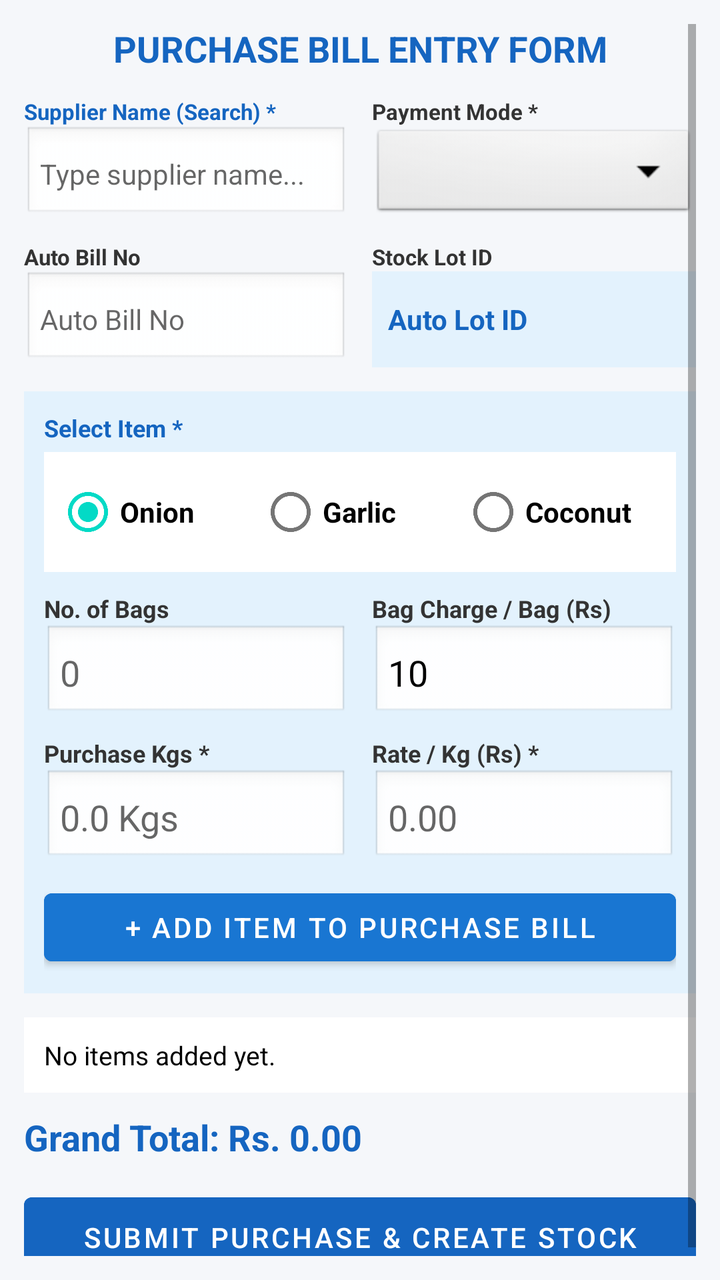
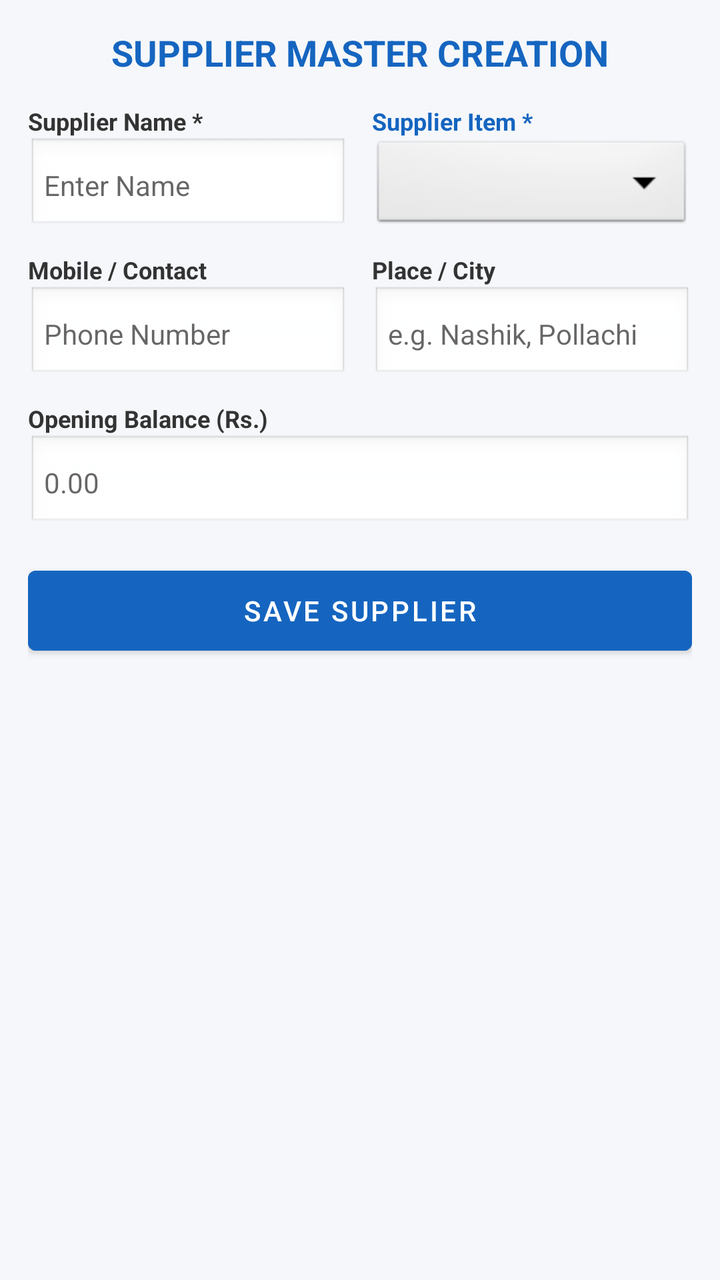

The first picture is an Android layout as it rendered before a commit; the second is the same layout after the commit. The layout source and the unified diff follow.
<!-- AndroidManifest.xml: application theme Theme.MaterialComponents.DayNight.DarkActionBar -->
<!-- res/layout/activity_purchase.xml -->
<?xml version="1.0" encoding="utf-8"?>
<ScrollView xmlns:android="http://schemas.android.com/apk/res/android"
    android:layout_width="match_parent"
    android:layout_height="match_parent"
    android:background="#F5F7FA"
    android:padding="12dp">

    <LinearLayout
        android:layout_width="match_parent"
        android:layout_height="wrap_content"
        android:orientation="vertical">

        <TextView
            android:layout_width="match_parent"
            android:layout_height="wrap_content"
            android:text="PURCHASE BILL ENTRY FORM"
            android:textSize="18sp"
            android:textStyle="bold"
            android:textColor="#1565C0"
            android:gravity="center"
            android:layout_marginBottom="12dp" />

        
        <LinearLayout
            android:layout_width="match_parent"
            android:layout_height="wrap_content"
            android:orientation="horizontal"
            android:weightSum="2"
            android:layout_marginBottom="10dp">

            <LinearLayout android:layout_width="0dp" android:layout_height="wrap_content" android:layout_weight="1" android:orientation="vertical" android:layout_marginEnd="6dp">
                <TextView android:layout_width="wrap_content" android:layout_height="wrap_content" android:text="Supplier Name (Search) *" android:textSize="11sp" android:textStyle="bold" android:textColor="#1565C0" />
                <AutoCompleteTextView
                    android:id="@+id/actvSupplier"
                    android:layout_width="match_parent"
                    android:layout_height="48dp"
                    android:hint="Type supplier name..."
                    android:completionThreshold="1"
                    android:textColor="#000000"
                    android:background="@android:drawable/edit_text"
                    android:padding="8dp"
                    android:textSize="14sp" />
            </LinearLayout>

            <LinearLayout android:layout_width="0dp" android:layout_height="wrap_content" android:layout_weight="1" android:orientation="vertical" android:layout_marginStart="6dp">
                <TextView android:layout_width="wrap_content" android:layout_height="wrap_content" android:text="Payment Mode *" android:textSize="11sp" android:textStyle="bold" android:textColor="#333333" />
                <Spinner
                    android:id="@+id/spPayMode"
                    android:layout_width="match_parent"
                    android:layout_height="48dp"
                    android:spinnerMode="dialog"
                    android:background="@android:drawable/btn_dropdown" />
            </LinearLayout>
        </LinearLayout>

        
        <LinearLayout
            android:layout_width="match_parent"
            android:layout_height="wrap_content"
            android:orientation="horizontal"
            android:weightSum="2"
            android:layout_marginBottom="12dp">

            <LinearLayout android:layout_width="0dp" android:layout_height="wrap_content" android:layout_weight="1" android:orientation="vertical" android:layout_marginEnd="6dp">
                <TextView android:layout_width="wrap_content" android:layout_height="wrap_content" android:text="Auto Bill No" android:textSize="11sp" android:textStyle="bold" android:textColor="#333333" />
                <EditText android:id="@+id/etBillNo" android:layout_width="match_parent" android:layout_height="48dp" android:hint="Auto Bill No" android:textColor="#000000" android:background="@android:drawable/edit_text" android:padding="8dp" android:textSize="14sp" />
            </LinearLayout>

            <LinearLayout android:layout_width="0dp" android:layout_height="wrap_content" android:layout_weight="1" android:orientation="vertical" android:layout_marginStart="6dp">
                <TextView android:layout_width="wrap_content" android:layout_height="wrap_content" android:text="Stock Lot ID" android:textSize="11sp" android:textStyle="bold" android:textColor="#333333" />
                <TextView android:id="@+id/tvGeneratedBatchId" android:layout_width="match_parent" android:layout_height="48dp" android:text="Auto Lot ID" android:gravity="center_vertical" android:background="#E3F2FD" android:textColor="#1565C0" android:textStyle="bold" android:padding="8dp" />
            </LinearLayout>
        </LinearLayout>

        
        <LinearLayout
            android:layout_width="match_parent"
            android:layout_height="wrap_content"
            android:orientation="vertical"
            android:background="#E3F2FD"
            android:padding="10dp"
            android:layout_marginBottom="12dp">

            <TextView android:layout_width="wrap_content" android:layout_height="wrap_content" android:text="Select Item *" android:textSize="12sp" android:textStyle="bold" android:textColor="#1565C0" android:layout_marginBottom="4dp" />

            <RadioGroup
                android:id="@+id/rgPurchaseItem"
                android:layout_width="match_parent"
                android:layout_height="wrap_content"
                android:orientation="horizontal"
                android:background="#FFFFFF"
                android:padding="6dp"
                android:layout_marginBottom="10dp">

                <RadioButton android:id="@+id/rbPurOnion" android:layout_width="0dp" android:layout_height="wrap_content" android:layout_weight="1" android:text="Onion" android:textColor="#000000" android:textStyle="bold" android:checked="true" />
                <RadioButton android:id="@+id/rbPurGarlic" android:layout_width="0dp" android:layout_height="wrap_content" android:layout_weight="1" android:text="Garlic" android:textColor="#000000" android:textStyle="bold" />
                <RadioButton android:id="@+id/rbPurCoconut" android:layout_width="0dp" android:layout_height="wrap_content" android:layout_weight="1" android:text="Coconut" android:textColor="#000000" android:textStyle="bold" />
            </RadioGroup>

            
            <LinearLayout
                android:id="@+id/layoutOnionFields"
                android:layout_width="match_parent"
                android:layout_height="wrap_content"
                android:orientation="horizontal"
                android:weightSum="2"
                android:layout_marginBottom="8dp">

                <LinearLayout android:layout_width="0dp" android:layout_height="wrap_content" android:layout_weight="1" android:orientation="vertical" android:layout_marginEnd="6dp">
                    <TextView android:layout_width="wrap_content" android:layout_height="wrap_content" android:text="No. of Bags" android:textSize="12sp" android:textStyle="bold" android:textColor="#333333" />
                    <EditText android:id="@+id/etBags" android:layout_width="match_parent" android:layout_height="48dp" android:hint="0" android:textColor="#000000" android:inputType="number" android:background="@android:drawable/edit_text" android:padding="8dp" />
                </LinearLayout>

                <LinearLayout android:layout_width="0dp" android:layout_height="wrap_content" android:layout_weight="1" android:orientation="vertical" android:layout_marginStart="6dp">
                    <TextView android:layout_width="wrap_content" android:layout_height="wrap_content" android:text="Bag Charge / Bag (Rs)" android:textSize="12sp" android:textStyle="bold" android:textColor="#333333" />
                    <EditText android:id="@+id/etBagRate" android:layout_width="match_parent" android:layout_height="48dp" android:text="10" android:textColor="#000000" android:inputType="numberDecimal" android:background="@android:drawable/edit_text" android:padding="8dp" />
                </LinearLayout>
            </LinearLayout>

            
            <LinearLayout
                android:layout_width="match_parent"
                android:layout_height="wrap_content"
                android:orientation="horizontal"
                android:weightSum="2"
                android:layout_marginBottom="8dp">

                <LinearLayout android:layout_width="0dp" android:layout_height="wrap_content" android:layout_weight="1" android:orientation="vertical" android:layout_marginEnd="6dp">
                    <TextView android:layout_width="wrap_content" android:layout_height="wrap_content" android:text="Purchase Kgs *" android:textSize="12sp" android:textStyle="bold" android:textColor="#333333" />
                    <EditText android:id="@+id/etNetKgs" android:layout_width="match_parent" android:layout_height="48dp" android:hint="0.0 Kgs" android:textColor="#000000" android:inputType="numberDecimal" android:background="@android:drawable/edit_text" android:padding="8dp" />
                </LinearLayout>

                <LinearLayout android:layout_width="0dp" android:layout_height="wrap_content" android:layout_weight="1" android:orientation="vertical" android:layout_marginStart="6dp">
                    <TextView android:layout_width="wrap_content" android:layout_height="wrap_content" android:text="Rate / Kg (Rs) *" android:textSize="12sp" android:textStyle="bold" android:textColor="#333333" />
                    <EditText android:id="@+id/etRatePerKg" android:layout_width="match_parent" android:layout_height="48dp" android:hint="0.00" android:textColor="#000000" android:inputType="numberDecimal" android:background="@android:drawable/edit_text" android:padding="8dp" />
                </LinearLayout>
            </LinearLayout>

            
            <LinearLayout
                android:id="@+id/layoutCoconutFields"
                android:layout_width="match_parent"
                android:layout_height="wrap_content"
                android:orientation="horizontal"
                android:weightSum="2"
                android:visibility="gone"
                android:layout_marginBottom="10dp">

                <LinearLayout android:layout_width="0dp" android:layout_height="wrap_content" android:layout_weight="1" android:orientation="vertical" android:layout_marginEnd="6dp">
                    <TextView android:layout_width="wrap_content" android:layout_height="wrap_content" android:text="Kudumi (3% Auto)" android:textSize="12sp" android:textStyle="bold" android:textColor="#D84315" />
                    <EditText android:id="@+id/etKudumi" android:layout_width="match_parent" android:layout_height="48dp" android:hint="0" android:textColor="#000000" android:inputType="numberDecimal" android:background="@android:drawable/edit_text" android:padding="8dp" />
                </LinearLayout>

                <LinearLayout android:layout_width="0dp" android:layout_height="wrap_content" android:layout_weight="1" android:orientation="vertical" android:layout_marginStart="6dp">
                    <TextView android:layout_width="wrap_content" android:layout_height="wrap_content" android:text="Thadukki" android:textSize="12sp" android:textStyle="bold" android:textColor="#D84315" />
                    <EditText android:id="@+id/etThadukki" android:layout_width="match_parent" android:layout_height="48dp" android:hint="0" android:textColor="#000000" android:inputType="numberDecimal" android:background="@android:drawable/edit_text" android:padding="8dp" />
                </LinearLayout>
            </LinearLayout>

            <Button android:id="@+id/btnAddItem" android:layout_width="match_parent" android:layout_height="46dp" android:text="+ ADD ITEM TO PURCHASE BILL" android:backgroundTint="#1976D2" android:textColor="#FFFFFF" />
        </LinearLayout>

        <TextView android:id="@+id/tvAddedItemsList" android:layout_width="match_parent" android:layout_height="wrap_content" android:text="No items added yet." android:background="#FFFFFF" android:textColor="#000000" android:padding="10dp" android:textSize="13sp" android:layout_marginBottom="10dp" />
        <TextView android:id="@+id/tvGrandTotal" android:layout_width="match_parent" android:layout_height="wrap_content" android:text="Grand Total: Rs. 0.00" android:textSize="18sp" android:textStyle="bold" android:textColor="#1565C0" android:layout_marginBottom="12dp" />
        <Button android:id="@+id/btnSavePurchase" android:layout_width="match_parent" android:layout_height="52dp" android:text="SUBMIT PURCHASE &amp; CREATE STOCK" android:backgroundTint="#1565C0" android:textColor="#FFFFFF" />

    </LinearLayout>
</ScrollView>
<!-- resources referenced by this layout -->
<resources>

</resources>

<!-- the commit's change to res/layout/activity_purchase.xml (unified diff, before → after) -->
@@ -3,7 +3,7 @@
     android:layout_width="match_parent"
     android:layout_height="match_parent"
     android:background="#F5F7FA"
-    android:padding="12dp">
+    android:padding="14dp">
 
     <LinearLayout
         android:layout_width="match_parent"
@@ -13,12 +13,12 @@
         <TextView
             android:layout_width="match_parent"
             android:layout_height="wrap_content"
-            android:text="PURCHASE BILL ENTRY FORM"
+            android:text="SUPPLIER MASTER CREATION"
             android:textSize="18sp"
             android:textStyle="bold"
             android:textColor="#1565C0"
             android:gravity="center"
-            android:layout_marginBottom="12dp" />
+            android:layout_marginBottom="14dp" />
 
         
         <LinearLayout
@@ -29,23 +29,14 @@
             android:layout_marginBottom="10dp">
 
             <LinearLayout android:layout_width="0dp" android:layout_height="wrap_content" android:layout_weight="1" android:orientation="vertical" android:layout_marginEnd="6dp">
-                <TextView android:layout_width="wrap_content" android:layout_height="wrap_content" android:text="Supplier Name (Search) *" android:textSize="11sp" android:textStyle="bold" android:textColor="#1565C0" />
-                <AutoCompleteTextView
-                    android:id="@+id/actvSupplier"
-                    android:layout_width="match_parent"
-                    android:layout_height="48dp"
-                    android:hint="Type supplier name..."
-                    android:completionThreshold="1"
-                    android:textColor="#000000"
-                    android:background="@android:drawable/edit_text"
-                    android:padding="8dp"
-                    android:textSize="14sp" />
+                <TextView android:layout_width="wrap_content" android:layout_height="wrap_content" android:text="Supplier Name *" android:textSize="12sp" android:textStyle="bold" android:textColor="#333333" />
+                <EditText android:id="@+id/etSupName" android:layout_width="match_parent" android:layout_height="48dp" android:hint="Enter Name" android:textColor="#000000" android:background="@android:drawable/edit_text" android:padding="8dp" android:textSize="14sp" />
             </LinearLayout>
 
             <LinearLayout android:layout_width="0dp" android:layout_height="wrap_content" android:layout_weight="1" android:orientation="vertical" android:layout_marginStart="6dp">
-                <TextView android:layout_width="wrap_content" android:layout_height="wrap_content" android:text="Payment Mode *" android:textSize="11sp" android:textStyle="bold" android:textColor="#333333" />
+                <TextView android:layout_width="wrap_content" android:layout_height="wrap_content" android:text="Supplier Item *" android:textSize="12sp" android:textStyle="bold" android:textColor="#1565C0" />
                 <Spinner
-                    android:id="@+id/spPayMode"
+                    android:id="@+id/spSupItem"
                     android:layout_width="match_parent"
                     android:layout_height="48dp"
                     android:spinnerMode="dialog"
@@ -59,110 +50,30 @@
             android:layout_height="wrap_content"
             android:orientation="horizontal"
             android:weightSum="2"
-            android:layout_marginBottom="12dp">
+            android:layout_marginBottom="10dp">
 
             <LinearLayout android:layout_width="0dp" android:layout_height="wrap_content" android:layout_weight="1" android:orientation="vertical" android:layout_marginEnd="6dp">
-                <TextView android:layout_width="wrap_content" android:layout_height="wrap_content" android:text="Auto Bill No" android:textSize="11sp" android:textStyle="bold" android:textColor="#333333" />
-                <EditText android:id="@+id/etBillNo" android:layout_width="match_parent" android:layout_height="48dp" android:hint="Auto Bill No" android:textColor="#000000" android:background="@android:drawable/edit_text" android:padding="8dp" android:textSize="14sp" />
+                <TextView android:layout_width="wrap_content" android:layout_height="wrap_content" android:text="Mobile / Contact" android:textSize="12sp" android:textStyle="bold" android:textColor="#333333" />
+                <EditText android:id="@+id/etSupContact" android:layout_width="match_parent" android:layout_height="48dp" android:hint="Phone Number" android:inputType="phone" android:textColor="#000000" android:background="@android:drawable/edit_text" android:padding="8dp" android:textSize="14sp" />
             </LinearLayout>
 
             <LinearLayout android:layout_width="0dp" android:layout_height="wrap_content" android:layout_weight="1" android:orientation="vertical" android:layout_marginStart="6dp">
-                <TextView android:layout_width="wrap_content" android:layout_height="wrap_content" android:text="Stock Lot ID" android:textSize="11sp" android:textStyle="bold" android:textColor="#333333" />
-                <TextView android:id="@+id/tvGeneratedBatchId" android:layout_width="match_parent" android:layout_height="48dp" android:text="Auto Lot ID" android:gravity="center_vertical" android:background="#E3F2FD" android:textColor="#1565C0" android:textStyle="bold" android:padding="8dp" />
+                <TextView android:layout_width="wrap_content" android:layout_height="wrap_content" android:text="Place / City" android:textSize="12sp" android:textStyle="bold" android:textColor="#333333" />
+                <EditText android:id="@+id/etSupPlace" android:layout_width="match_parent" android:layout_height="48dp" android:hint="e.g. Nashik, Pollachi" android:textColor="#000000" android:background="@android:drawable/edit_text" android:padding="8dp" android:textSize="14sp" />
             </LinearLayout>
         </LinearLayout>
 
         
-        <LinearLayout
+        <TextView android:layout_width="wrap_content" android:layout_height="wrap_content" android:text="Opening Balance (Rs.)" android:textSize="12sp" android:textStyle="bold" android:textColor="#333333" />
+        <EditText android:id="@+id/etSupOpBal" android:layout_width="match_parent" android:layout_height="48dp" android:hint="0.00" android:inputType="numberDecimal" android:textColor="#000000" android:background="@android:drawable/edit_text" android:padding="8dp" android:textSize="14sp" android:layout_marginBottom="14dp" />
+
+        <Button
+            android:id="@+id/btnSaveSupplier"
             android:layout_width="match_parent"
-            android:layout_height="wrap_content"
-            android:orientation="vertical"
-            android:background="#E3F2FD"
-            android:padding="10dp"
-            android:layout_marginBottom="12dp">
-
-            <TextView android:layout_width="wrap_content" android:layout_height="wrap_content" android:text="Select Item *" android:textSize="12sp" android:textStyle="bold" android:textColor="#1565C0" android:layout_marginBottom="4dp" />
-
-            <RadioGroup
-                android:id="@+id/rgPurchaseItem"
-                android:layout_width="match_parent"
-                android:layout_height="wrap_content"
-                android:orientation="horizontal"
-                android:background="#FFFFFF"
-                android:padding="6dp"
-                android:layout_marginBottom="10dp">
-
-                <RadioButton android:id="@+id/rbPurOnion" android:layout_width="0dp" android:layout_height="wrap_content" android:layout_weight="1" android:text="Onion" android:textColor="#000000" android:textStyle="bold" android:checked="true" />
-                <RadioButton android:id="@+id/rbPurGarlic" android:layout_width="0dp" android:layout_height="wrap_content" android:layout_weight="1" android:text="Garlic" android:textColor="#000000" android:textStyle="bold" />
-                <RadioButton android:id="@+id/rbPurCoconut" android:layout_width="0dp" android:layout_height="wrap_content" android:layout_weight="1" android:text="Coconut" android:textColor="#000000" android:textStyle="bold" />
-            </RadioGroup>
-
-            
-            <LinearLayout
-                android:id="@+id/layoutOnionFields"
-                android:layout_width="match_parent"
-                android:layout_height="wrap_content"
-                android:orientation="horizontal"
-                android:weightSum="2"
-                android:layout_marginBottom="8dp">
-
-                <LinearLayout android:layout_width="0dp" android:layout_height="wrap_content" android:layout_weight="1" android:orientation="vertical" android:layout_marginEnd="6dp">
-                    <TextView android:layout_width="wrap_content" android:layout_height="wrap_content" android:text="No. of Bags" android:textSize="12sp" android:textStyle="bold" android:textColor="#333333" />
-                    <EditText android:id="@+id/etBags" android:layout_width="match_parent" android:layout_height="48dp" android:hint="0" android:textColor="#000000" android:inputType="number" android:background="@android:drawable/edit_text" android:padding="8dp" />
-                </LinearLayout>
-
-                <LinearLayout android:layout_width="0dp" android:layout_height="wrap_content" android:layout_weight="1" android:orientation="vertical" android:layout_marginStart="6dp">
-                    <TextView android:layout_width="wrap_content" android:layout_height="wrap_content" android:text="Bag Charge / Bag (Rs)" android:textSize="12sp" android:textStyle="bold" android:textColor="#333333" />
-                    <EditText android:id="@+id/etBagRate" android:layout_width="match_parent" android:layout_height="48dp" android:text="10" android:textColor="#000000" android:inputType="numberDecimal" android:background="@android:drawable/edit_text" android:padding="8dp" />
-                </LinearLayout>
-            </LinearLayout>
-
-            
-            <LinearLayout
-                android:layout_width="match_parent"
-                android:layout_height="wrap_content"
-                android:orientation="horizontal"
-                android:weightSum="2"
-                android:layout_marginBottom="8dp">
-
-                <LinearLayout android:layout_width="0dp" android:layout_height="wrap_content" android:layout_weight="1" android:orientation="vertical" android:layout_marginEnd="6dp">
-                    <TextView android:layout_width="wrap_content" android:layout_height="wrap_content" android:text="Purchase Kgs *" android:textSize="12sp" android:textStyle="bold" android:textColor="#333333" />
-                    <EditText android:id="@+id/etNetKgs" android:layout_width="match_parent" android:layout_height="48dp" android:hint="0.0 Kgs" android:textColor="#000000" android:inputType="numberDecimal" android:background="@android:drawable/edit_text" android:padding="8dp" />
-                </LinearLayout>
-
-                <LinearLayout android:layout_width="0dp" android:layout_height="wrap_content" android:layout_weight="1" android:orientation="vertical" android:layout_marginStart="6dp">
-                    <TextView android:layout_width="wrap_content" android:layout_height="wrap_content" android:text="Rate / Kg (Rs) *" android:textSize="12sp" android:textStyle="bold" android:textColor="#333333" />
-                    <EditText android:id="@+id/etRatePerKg" android:layout_width="match_parent" android:layout_height="48dp" android:hint="0.00" android:textColor="#000000" android:inputType="numberDecimal" android:background="@android:drawable/edit_text" android:padding="8dp" />
-                </LinearLayout>
-            </LinearLayout>
-
-            
-            <LinearLayout
-                android:id="@+id/layoutCoconutFields"
-                android:layout_width="match_parent"
-                android:layout_height="wrap_content"
-                android:orientation="horizontal"
-                android:weightSum="2"
-                android:visibility="gone"
-                android:layout_marginBottom="10dp">
-
-                <LinearLayout android:layout_width="0dp" android:layout_height="wrap_content" android:layout_weight="1" android:orientation="vertical" android:layout_marginEnd="6dp">
-                    <TextView android:layout_width="wrap_content" android:layout_height="wrap_content" android:text="Kudumi (3% Auto)" android:textSize="12sp" android:textStyle="bold" android:textColor="#D84315" />
-                    <EditText android:id="@+id/etKudumi" android:layout_width="match_parent" android:layout_height="48dp" android:hint="0" android:textColor="#000000" android:inputType="numberDecimal" android:background="@android:drawable/edit_text" android:padding="8dp" />
-                </LinearLayout>
-
-                <LinearLayout android:layout_width="0dp" android:layout_height="wrap_content" android:layout_weight="1" android:orientation="vertical" android:layout_marginStart="6dp">
-                    <TextView android:layout_width="wrap_content" android:layout_height="wrap_content" android:text="Thadukki" android:textSize="12sp" android:textStyle="bold" android:textColor="#D84315" />
-                    <EditText android:id="@+id/etThadukki" android:layout_width="match_parent" android:layout_height="48dp" android:hint="0" android:textColor="#000000" android:inputType="numberDecimal" android:background="@android:drawable/edit_text" android:padding="8dp" />
-                </LinearLayout>
-            </LinearLayout>
-
-            <Button android:id="@+id/btnAddItem" android:layout_width="match_parent" android:layout_height="46dp" android:text="+ ADD ITEM TO PURCHASE BILL" android:backgroundTint="#1976D2" android:textColor="#FFFFFF" />
-        </LinearLayout>
-
-        <TextView android:id="@+id/tvAddedItemsList" android:layout_width="match_parent" android:layout_height="wrap_content" android:text="No items added yet." android:background="#FFFFFF" android:textColor="#000000" android:padding="10dp" android:textSize="13sp" android:layout_marginBottom="10dp" />
-        <TextView android:id="@+id/tvGrandTotal" android:layout_width="match_parent" android:layout_height="wrap_content" android:text="Grand Total: Rs. 0.00" android:textSize="18sp" android:textStyle="bold" android:textColor="#1565C0" android:layout_marginBottom="12dp" />
-        <Button android:id="@+id/btnSavePurchase" android:layout_width="match_parent" android:layout_height="52dp" android:text="SUBMIT PURCHASE &amp; CREATE STOCK" android:backgroundTint="#1565C0" android:textColor="#FFFFFF" />
+            android:layout_height="52dp"
+            android:text="SAVE SUPPLIER"
+            android:backgroundTint="#1565C0"
+            android:textColor="#FFFFFF" />
 
     </LinearLayout>
 </ScrollView>
